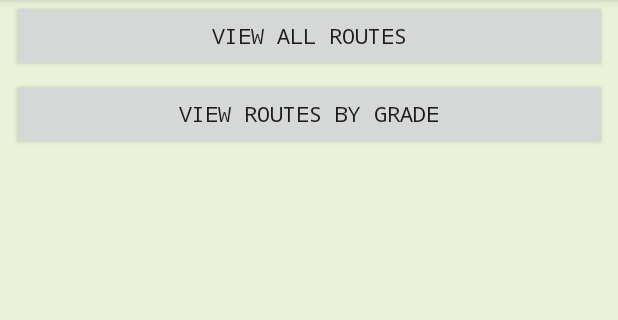
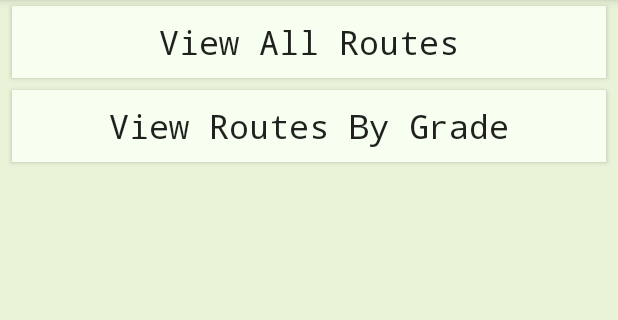
Before and after one commit to tcox11/AttemptTwo, an Android app: the screen it shows after launch (MainActivity), on a phone screen of 412 x 824 dp, the part 84-404 px from its top. Run offline under Robolectric (Android 15) with nearby library versions, the phone set to English and light mode, and no system bars.

Commit message:
gradeApadater populated from database using live data layout of main menu and grade_item tidied up

```diff
--- a/app/src/main/java/com/example/attempttwo/RouteAdapter.java
+++ b/app/src/main/java/com/example/attempttwo/RouteAdapter.java
@@ -98,7 +98,7 @@ public class RouteAdapter extends RecyclerView.Adapter<RouteAdapter.RouteHolder>
             textViewRouteName = itemView.findViewById(R.id.text_view_route_name);
             checkBoxWatched = itemView.findViewById(R.id.watchedCheckBox);
             checkBoxCompleted = itemView.findViewById(R.id.completedCheckBox);
-            frameLayout = itemView.findViewById(R.id.card_frame);
+            frameLayout = itemView.findViewById(R.id.card_frame_route);
             holdIcon = itemView.findViewById(R.id.hold_icon);
         }
     }
--- a/app/src/main/java/com/example/attempttwo/RouteDao.java
+++ b/app/src/main/java/com/example/attempttwo/RouteDao.java
@@ -20,4 +20,9 @@ public interface RouteDao {
     @Query("SELECT * FROM route_table ORDER BY grade ASC")
     LiveData<List<Route>> getAllRoutes();
 
+    // probably doesn't need to be live, except doing it the other needs async tasks which I dont
+    // bleddy understand
+    @Query("SELECT DISTINCT grade FROM route_table ORDER BY grade ASC")
+    LiveData<List<String>> getAllGrades();
+
 }
--- a/app/src/main/java/com/example/attempttwo/RouteRepository.java
+++ b/app/src/main/java/com/example/attempttwo/RouteRepository.java
@@ -11,11 +11,13 @@ public class RouteRepository {
 
     private RouteDao routeDao;
     private LiveData<List<Route>> allRoutes;
+    private LiveData<List<String>> allGrades;
 
     public RouteRepository(Application application){
         RouteDatabase database = RouteDatabase.getInstance(application);
         routeDao = database.routeDao();
         allRoutes = routeDao.getAllRoutes();
+        allGrades = routeDao.getAllGrades();
 
     }
 
@@ -29,6 +31,10 @@ public class RouteRepository {
 
     public LiveData<List<Route>> getAllRoutes(){
         return allRoutes;
+    }
+
+    public LiveData<List<String>> getAllGrades(){
+        return allGrades;
     }
 
     private static class UpdateRouteAsyncTask extends AsyncTask<Route, Void, Void>{
--- a/app/src/main/java/com/example/attempttwo/RouteViewModel.java
+++ b/app/src/main/java/com/example/attempttwo/RouteViewModel.java
@@ -12,11 +12,13 @@ import androidx.lifecycle.LiveData;
 public class RouteViewModel extends AndroidViewModel {
     private RouteRepository repository;
     private LiveData<List<Route>> allRoutes;
+    private LiveData<List<String>> allGrades;
 
     public RouteViewModel(@NonNull Application application) {
         super(application);
         repository = new RouteRepository(application);
         allRoutes = repository.getAllRoutes();
+        allGrades = repository.getAllGrades();
     }
 
     public void insert(Route route){
@@ -30,4 +32,8 @@ public class RouteViewModel extends AndroidViewModel {
     public LiveData<List<Route>> getAllRoutes(){
         return allRoutes;
     }
+
+    public LiveData<List<String>> getAllGrades(){
+        return allGrades;
+    }
 }
--- a/app/src/main/java/com/example/attempttwo/RoutesByGrade.java
+++ b/app/src/main/java/com/example/attempttwo/RoutesByGrade.java
@@ -29,11 +29,11 @@ public class RoutesByGrade extends AppCompatActivity {
         recyclerView.setAdapter(adapter);
 
         routeViewModel = new ViewModelProvider(this, ViewModelProvider.AndroidViewModelFactory.getInstance(this.getApplication())).get(RouteViewModel.class);
-        routeViewModel.getAllRoutes().observe(this, new Observer<List<Route>>() {
+        routeViewModel.getAllGrades().observe(this, new Observer<List<String>>() {
             @Override
-            public void onChanged(List<Route> routes) {
+            public void onChanged(List<String> grades) {
                 // update recyclerView
-                adapter.setRoutes(routes);
+                adapter.setGrades(grades);
             }
         });
     }
--- a/app/src/main/res/layout/activity_main.xml
+++ b/app/src/main/res/layout/activity_main.xml
@@ -15,23 +15,29 @@
         <Button
 
             android:id="@+id/goToAllRoutes"
+            android:background="@color/cardColour"
             android:typeface="monospace"
             android:layout_width="match_parent"
             android:layout_height="wrap_content"
+            android:layout_marginTop="4dp"
             android:layout_marginStart="8dp"
             android:layout_marginEnd="8dp"
             android:layout_marginBottom="4dp"
-            android:text="View All Routes" />
+            android:text="View All Routes"
+            android:textAppearance="@style/TextAppearance.AppCompat.Large"/>
 
         <Button
             android:id="@+id/goToRoutesByGrade"
+            android:background="@color/cardColour"
             android:typeface="monospace"
+            android:layout_marginTop="4dp"
             android:layout_marginStart="8dp"
             android:layout_marginEnd="8dp"
             android:layout_marginBottom="4dp"
             android:layout_width="match_parent"
             android:layout_height="wrap_content"
-            android:text="View Routes By Grade" />
+            android:text="View Routes By Grade"
+            android:textAppearance="@style/TextAppearance.AppCompat.Large"/>
     </LinearLayout>
 
 </androidx.coordinatorlayout.widget.CoordinatorLayout>
--- a/app/src/main/res/layout/route_item.xml
+++ b/app/src/main/res/layout/route_item.xml
@@ -11,7 +11,7 @@
     card_view:cardCornerRadius="4dp">
 
     <FrameLayout
-        android:id="@+id/card_frame"
+        android:id="@+id/card_frame_route"
         android:layout_width="match_parent"
         android:layout_height="match_parent"/>
 
@@ -19,7 +19,7 @@
         android:layout_margin="4dp"
         android:layout_width="fill_parent"
         android:layout_height="wrap_content"
-        android:background="#FFFFFF">
+        android:background="@color/cardColour">
 
 
         <ImageView
@@ -41,7 +41,6 @@
             android:layout_toEndOf="@id/hold_icon"
             android:layout_toStartOf="@id/watchedCheckBox"
             android:typeface="monospace"
-            android:text="@string/route_name"
             android:textAppearance="@style/TextAppearance.AppCompat.Large" />
 
         <CheckBox
--- a/app/src/main/res/values/colors.xml
+++ b/app/src/main/res/values/colors.xml
@@ -1,6 +1,7 @@
 <?xml version="1.0" encoding="utf-8"?>
 <resources>
     <color name="white">#000000</color>
+    <color name="cardColour">#F7FFF0</color>
     <color name="backgroundColour">#EAF3D8</color>
     <color name="colorPrimary">#008577</color>
     <color name="colorPrimaryDark">#00574B</color>
```
Also changed, not shown: app/src/main/java/com/example/attempttwo/GradeAdapter.java (+18 -1 lines), app/src/main/res/layout/grade_item.xml (+36 -5 lines).
